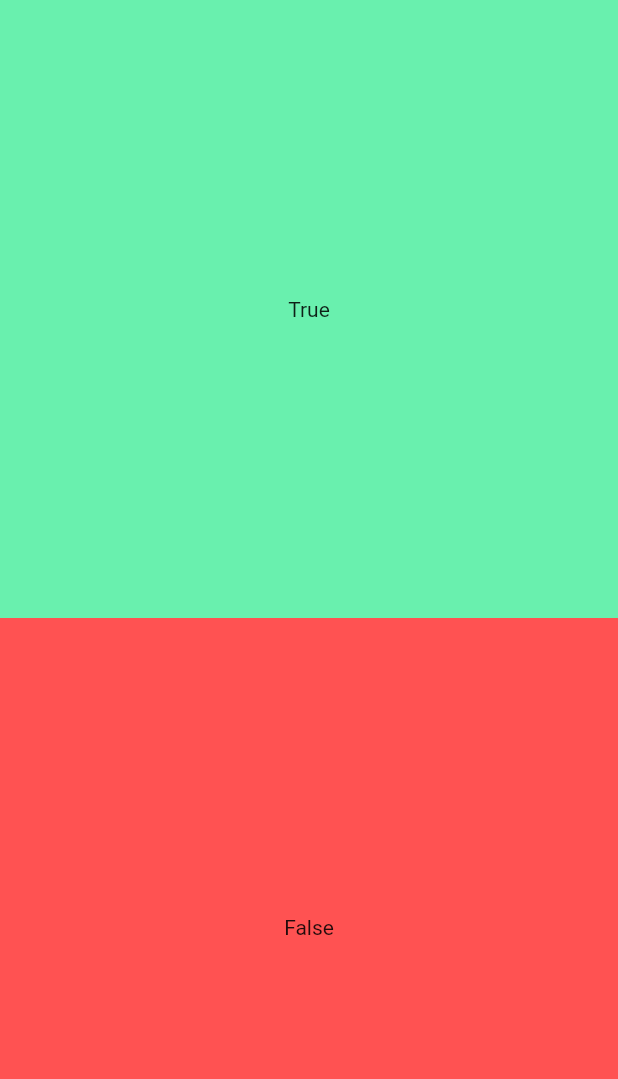
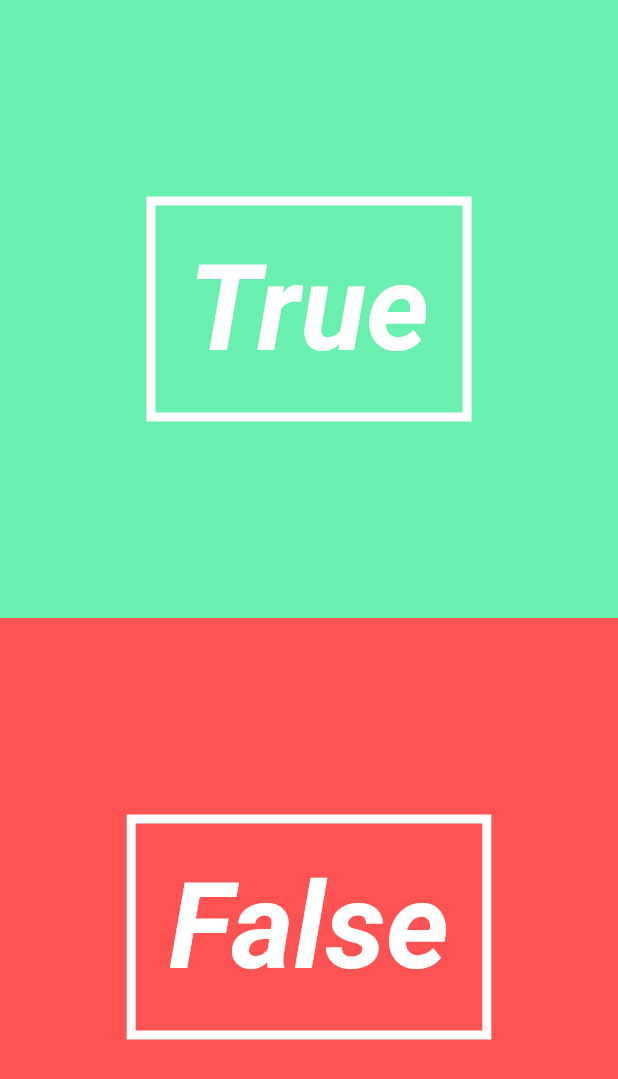
Before and after one commit to sounishnath003/Quizzy-A-Flutter-App, a Flutter app: the screen it shows after launch, on a phone screen of 412 x 824 dp. Shown: the top 1079 px of the screen. Run offline on Flutter 3.47's test engine with Material 2 defaults, Android fonts, the phone set to English and light mode, and no system bars.

Commit message:
True / False button are designed

```diff
--- a/lib/UI/answer_button.dart
+++ b/lib/UI/answer_button.dart
@@ -1,9 +1,10 @@
 import 'package:flutter/material.dart';
 
 class AnswerButton extends StatelessWidget {
-  bool answer;
+  final bool answer;
 
-  AnswerButton(this.answer);
+  final VoidCallback _onTap;
+  AnswerButton(this.answer, this._onTap);
 
   @override
   Widget build(BuildContext context) {
@@ -12,12 +13,24 @@ class AnswerButton extends StatelessWidget {
                 child: new Material(
                 color: answer == true ? Colors.greenAccent : Colors.redAccent,
                 child: new InkWell(
-                  onTap: () => {
-                    debugPrint("You answer button tapped"),
-                  },
+                  onTap: () => _onTap(),
                   child: new Center(
                     child: new Container(
-                      child: new Text(answer == true ? "True" : "False"),
+                     padding: new EdgeInsets.all(22.0),
+                      decoration: new BoxDecoration(
+                        border: new Border.all(
+                          color: Colors.white,
+                          width: 6.0,
+                          style: BorderStyle.solid,
+                          ),
+                      ),
+                      child: new Text(answer == true ? "True" : "False",
+                      style: new TextStyle(
+                        fontSize: 80.0,
+                        color: Colors.white,
+                        fontWeight: FontWeight.bold,
+                        fontStyle: FontStyle.italic
+                      ),),
                     ),
                   ),
                 ),
--- a/lib/quiz_page.dart
+++ b/lib/quiz_page.dart
@@ -18,8 +18,11 @@ class _QuizPageState extends State<QuizPage> {
       children: <Widget>[
         new Column(
           children: <Widget>[
-            new AnswerButton(true),
-            new AnswerButton(false),
+            new AnswerButton(true, () => print("You answered True")),
+            new Material(
+
+            ),
+            new AnswerButton(false, () => print("You answered False")),
           ],
         ),
       ],
```
